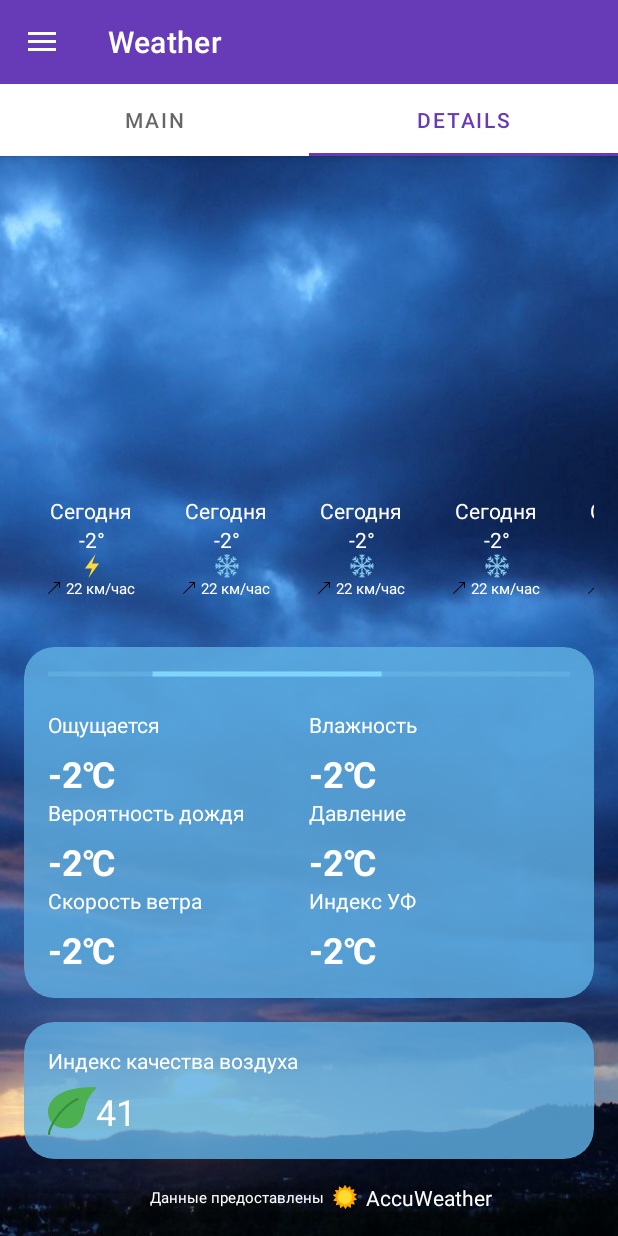
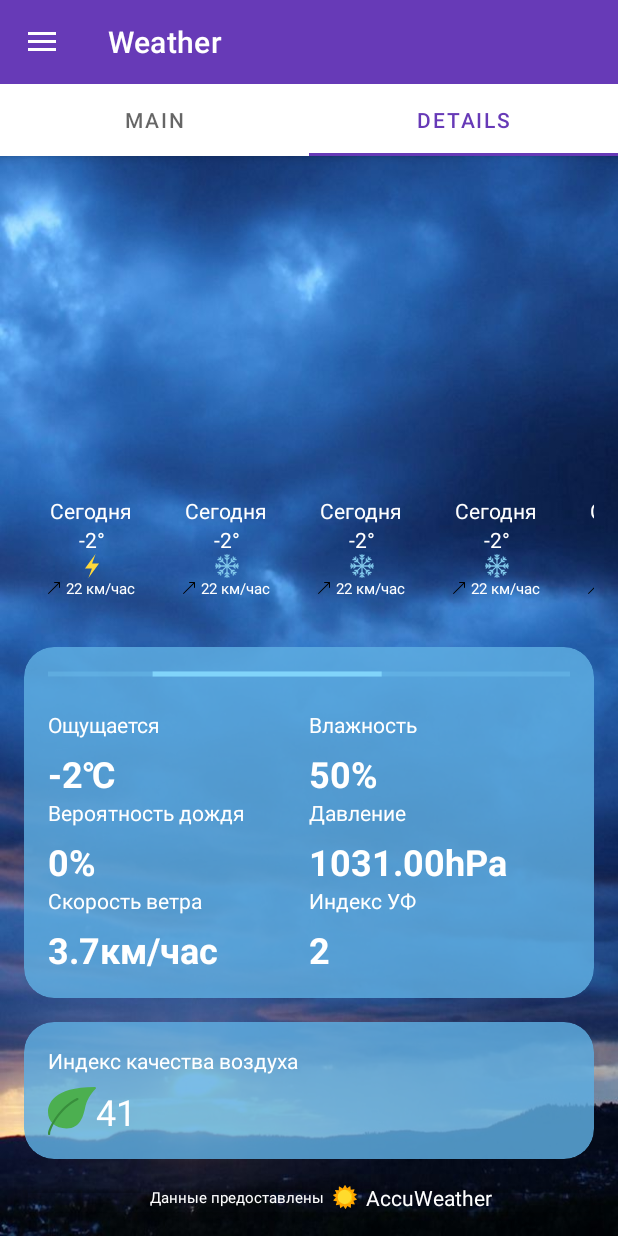
Before and after one commit to sk65/weather, an Android app: the MainFragment screen opened directly, with no data from a screen before it, tab 2 chosen, on a phone screen of 412 x 824 dp. Run offline under Robolectric (Android 15) with nearby library versions, the phone set to English and light mode, and no system bars.

Commit message:
add models

```diff
--- a/app/src/main/java/com/example/tabtest/adapter/GridViewAdapter.java
+++ b/app/src/main/java/com/example/tabtest/adapter/GridViewAdapter.java
@@ -8,20 +8,23 @@ import android.widget.BaseAdapter;
 import android.widget.TextView;
 
 import com.example.tabtest.R;
+import com.example.tabtest.model.WeatherParamCardModel;
+
+import java.util.ArrayList;
 
 public class GridViewAdapter extends BaseAdapter {
     private Context context;
-    private String[] weatherDescription;
+    private ArrayList<WeatherParamCardModel> models;
     private LayoutInflater inflater;
 
-    public GridViewAdapter(Context context, String[] numberWord) {
+    public GridViewAdapter(Context context, ArrayList<WeatherParamCardModel> models) {
         this.context = context;
-        this.weatherDescription = numberWord;
+        this.models = models;
     }
 
     @Override
     public int getCount() {
-        return weatherDescription.length;
+        return models.size();
     }
 
     @Override
@@ -40,12 +43,12 @@ public class GridViewAdapter extends BaseAdapter {
             inflater = (LayoutInflater) context.getSystemService(Context.LAYOUT_INFLATER_SERVICE);
         }
         if (convertView == null) {
-            convertView = inflater.inflate(R.layout.row_item, null);
+            convertView = inflater.inflate(R.layout.grid_view_row_item, null);
         }
-        TextView textView = convertView.findViewById(R.id.textView_rowItem_weatherDesc);
-        TextView textView1 = convertView.findViewById(R.id.textView_rowItem_airTemp);
-        textView.setText(weatherDescription[position]);
-        textView1.setText("-2℃");
+        TextView textViewWeatherDescription = convertView.findViewById(R.id.textView_rowItem_weatherDesc);
+        TextView textViewWeatherParam = convertView.findViewById(R.id.textView_rowItem_weatherParam);
+        textViewWeatherDescription.setText(models.get(position).getWeatherDescription());
+        textViewWeatherParam.setText(models.get(position).getWeatherParam());
         return convertView;
     }
 }
--- a/app/src/main/java/com/example/tabtest/adapter/HorizontalRecyclerViewAdapter.java
+++ b/app/src/main/java/com/example/tabtest/adapter/HorizontalRecyclerViewAdapter.java
@@ -11,14 +11,17 @@ import androidx.annotation.NonNull;
 import androidx.recyclerview.widget.RecyclerView;
 
 import com.example.tabtest.R;
+import com.example.tabtest.model.DayWeatherCardModel;
+
+import java.util.ArrayList;
 
 public class HorizontalRecyclerViewAdapter extends RecyclerView.Adapter<HorizontalRecyclerViewAdapter.MyViewHolder> {
     private Context context;
-    private int[] weatherIcons;
+    ArrayList<DayWeatherCardModel> cardModels;
 
-    public HorizontalRecyclerViewAdapter(Context context, int[] weatherIcons) {
+    public HorizontalRecyclerViewAdapter(Context context, ArrayList<DayWeatherCardModel> cardModels) {
         this.context = context;
-        this.weatherIcons = weatherIcons;
+        this.cardModels = cardModels;
     }
 
     @NonNull
@@ -31,17 +34,16 @@ public class HorizontalRecyclerViewAdapter extends RecyclerView.Adapter<Horizont
 
     @Override
     public void onBindViewHolder(@NonNull MyViewHolder holder, int position) {
-        holder.imageViewWeatherIcon.setImageResource(weatherIcons[position]);
-        holder.imageViewWindDirection.setImageResource(R.drawable.ic_diagonal_arrow);
-        holder.textViewCurrentTime.setText("Сегодня");
-        holder.textViewCurrentTimeTemperature.setText("-2°");
-        holder.textViewCurrentWindSpeed.setText("22 км/час");
-
+        holder.imageViewWeatherIcon.setImageResource(cardModels.get(position).getImageViewWeatherIcon());
+        holder.imageViewWindDirection.setImageResource(cardModels.get(position).getImageViewWindDirection());
+        holder.textViewCurrentTime.setText(cardModels.get(position).getTextViewCurrentTime());
+        holder.textViewCurrentTimeTemperature.setText(cardModels.get(position).getTextViewCurrentTimeTemperature());
+        holder.textViewCurrentWindSpeed.setText(cardModels.get(position).getTextViewCurrentWindSpeed());
     }
 
     @Override
     public int getItemCount() {
-        return weatherIcons.length;
+        return cardModels.size();
     }
 
     static class MyViewHolder extends RecyclerView.ViewHolder {
--- a/app/src/main/java/com/example/tabtest/adapter/VerticalRecyclerViewAdapter.java
+++ b/app/src/main/java/com/example/tabtest/adapter/VerticalRecyclerViewAdapter.java
@@ -11,18 +11,16 @@ import androidx.annotation.NonNull;
 import androidx.recyclerview.widget.RecyclerView;
 
 import com.example.tabtest.R;
+import com.example.tabtest.model.WeekWeatherCardModel;
+
+import java.util.ArrayList;
 
 public class VerticalRecyclerViewAdapter extends RecyclerView.Adapter<VerticalRecyclerViewAdapter.MyViewHolder> {
-
-    private String[] daysOfWeek;
-    private String[] weatherDescription;
-    private int[] weatherIcons;
+    private final ArrayList<WeekWeatherCardModel> model;
     private final Context context;
 
-    public VerticalRecyclerViewAdapter(Context context, String[] daysOfWeek, String[] weatherDescription, int[] weatherIcons) {
-        this.daysOfWeek = daysOfWeek;
-        this.weatherDescription = weatherDescription;
-        this.weatherIcons = weatherIcons;
+    public VerticalRecyclerViewAdapter(Context context, ArrayList<WeekWeatherCardModel> model) {
+        this.model = model;
         this.context = context;
     }
 
@@ -36,23 +34,22 @@ public class VerticalRecyclerViewAdapter extends RecyclerView.Adapter<VerticalRe
 
     @Override
     public void onBindViewHolder(@NonNull MyViewHolder holder, int position) {
-        holder.weatherDesc.setText(weatherDescription[position]);
-        holder.dayOfWeek.setText(daysOfWeek[position]);
-        holder.temperatureHolder.setText("-2°  /  -6° ");
-        holder.icon.setImageResource(weatherIcons[position]);
+        holder.weatherDesc.setText(model.get(position).getWeatherDesc());
+        holder.dayOfWeek.setText(model.get(position).getDayOfWeek());
+        holder.temperatureHolder.setText(model.get(position).getTemperatureHolder());
+        holder.icon.setImageResource(model.get(position).getIcon());
     }
 
     @Override
     public int getItemCount() {
-        return daysOfWeek.length;
+        return model.size();
     }
 
     static class MyViewHolder extends RecyclerView.ViewHolder {
-
-        private TextView weatherDesc;
-        private TextView temperatureHolder;
-        private TextView dayOfWeek;
-        private ImageView icon;
+        private final TextView weatherDesc;
+        private final TextView temperatureHolder;
+        private final TextView dayOfWeek;
+        private final ImageView icon;
 
         public MyViewHolder(@NonNull View itemView) {
             super(itemView);
--- a/app/src/main/java/com/example/tabtest/fragment/DetailsFragment.java
+++ b/app/src/main/java/com/example/tabtest/fragment/DetailsFragment.java
@@ -22,6 +22,12 @@ import android.widget.Toast;
 import com.example.tabtest.R;
 import com.example.tabtest.adapter.HorizontalRecyclerViewAdapter;
 import com.example.tabtest.adapter.GridViewAdapter;
+import com.example.tabtest.model.DayWeatherCardModel;
+import com.example.tabtest.model.WeatherParamCardModel;
+
+import org.jetbrains.annotations.NotNull;
+
+import java.util.ArrayList;
 
 public class DetailsFragment extends Fragment {
     public static final String TAG = "DetailsFragmentTag";
@@ -30,42 +36,63 @@ public class DetailsFragment extends Fragment {
     private ProgressBar progressBar;
     private ObjectAnimator objectAnimator;
     private GridView gridView;
+    private String[] gridViewDetailsValues;
     private String[] weatherDescription;
-    private final int[] weatherIcons = {
-            R.drawable.ic__02_light,
-            R.drawable.ic__03_snowflake,
-            R.drawable.ic__03_snowflake,
-            R.drawable.ic__03_snowflake,
-            R.drawable.ic__04_water,
-            R.drawable.ic__04_water,
-            R.drawable.ic__04_water,
-            R.drawable.ic_sunny,
-            R.drawable.ic_sunny,
-            R.drawable.ic_sunny,
-            R.drawable.ic_sunny,
-    };
+    private int[] weatherIcons;
+    private ArrayList<DayWeatherCardModel> dayWeatherCardModels;
+    private ArrayList<WeatherParamCardModel> weatherParamCardModels;
 
     @Override
-
     public void onCreate(Bundle savedInstanceState) {
         super.onCreate(savedInstanceState);
     }
 
     @Override
-    public View onCreateView(LayoutInflater inflater, ViewGroup container,
+    public View onCreateView(@NotNull LayoutInflater inflater, ViewGroup container,
                              Bundle savedInstanceState) {
         weatherDescription = getResources().getStringArray(R.array.weather_parameters);
+        weatherIcons = new int[]{
+                R.drawable.ic__02_light,
+                R.drawable.ic__03_snowflake,
+                R.drawable.ic__03_snowflake,
+                R.drawable.ic__03_snowflake,
+                R.drawable.ic__04_water,
+                R.drawable.ic__04_water,
+                R.drawable.ic__04_water,
+                R.drawable.ic_sunny,
+                R.drawable.ic_sunny,
+                R.drawable.ic_sunny,
+                R.drawable.ic_sunny,
+        };
+        gridViewDetailsValues = getResources().getStringArray(R.array.grid_view_details_values);
+        weatherParamCardModels = new ArrayList<>(weatherDescription.length);
+        dayWeatherCardModels = new ArrayList<>(weatherIcons.length);
+        for (int weatherIcon : weatherIcons) {
+            DayWeatherCardModel model = new DayWeatherCardModel(
+                    "Сегодня",
+                    "-2°",
+                    "22 км/час",
+                    weatherIcon,
+                    R.drawable.ic_diagonal_arrow
+            );
+            dayWeatherCardModels.add(model);
+        }
+        for (int i = 0; i < weatherDescription.length; i++) {
+            WeatherParamCardModel model = new WeatherParamCardModel(
+                    weatherDescription[i],
+                    gridViewDetailsValues[i]
+            );
+            weatherParamCardModels.add(model);
+        }
         return inflater.inflate(R.layout.fragment_details, container, false);
     }
 
     @Override
     public void onViewCreated(@NonNull View view, @Nullable Bundle savedInstanceState) {
         super.onViewCreated(view, savedInstanceState);
-
         initGridView(view);
         initProgressBar(view);
         initRecyclerView(view);
-
     }
 
     private void initRecyclerView(View view) {
@@ -75,13 +102,13 @@ public class DetailsFragment extends Fragment {
         recyclerView.setLayoutManager(layoutManager);
         recyclerView.setItemAnimator(new DefaultItemAnimator());
         recyclerView.setHasFixedSize(true);
-        adapter = new HorizontalRecyclerViewAdapter(getContext(), weatherIcons);
+        adapter = new HorizontalRecyclerViewAdapter(getContext(), dayWeatherCardModels);
         recyclerView.setAdapter(adapter);
     }
 
     private void initGridView(View view) {
         gridView = view.findViewById(R.id.gridView_fragmentDetails);
-        GridViewAdapter gridViewAdapter = new GridViewAdapter(getContext(), weatherDescription);
+        GridViewAdapter gridViewAdapter = new GridViewAdapter(getContext(), weatherParamCardModels);
         gridView.setAdapter(gridViewAdapter);
     }
 
--- a/app/src/main/java/com/example/tabtest/fragment/MainFragment.java
+++ b/app/src/main/java/com/example/tabtest/fragment/MainFragment.java
@@ -17,18 +17,19 @@ import com.example.tabtest.R;
 import com.example.tabtest.adapter.VerticalRecyclerViewAdapter;
 import com.example.tabtest.model.WeekWeatherCardModel;
 
+import org.jetbrains.annotations.NotNull;
+
 import java.util.ArrayList;
 
 
 public class MainFragment extends Fragment {
     public static final String TAG = "MainFragmentTag";
-    private LinearLayoutManager manager = new LinearLayoutManager(getContext());
+    private final LinearLayoutManager manager = new LinearLayoutManager(getContext());
     private RecyclerView recyclerView;
     private VerticalRecyclerViewAdapter viewAdapter;
     private String[] daysOfWeek;
     private String[] weatherDescription;
-    private int[] weatherIcons;
-    private ArrayList<WeekWeatherCardModel> model;
+    private ArrayList<WeekWeatherCardModel> weekWeatherCardModels;
 
     @Override
     public void onCreate(Bundle savedInstanceState) {
@@ -36,11 +37,11 @@ public class MainFragment extends Fragment {
     }
 
     @Override
-    public View onCreateView(LayoutInflater inflater, ViewGroup container,
+    public View onCreateView(@NotNull LayoutInflater inflater, ViewGroup container,
                              Bundle savedInstanceState) {
         daysOfWeek = getResources().getStringArray(R.array.days_of_the_week);
         weatherDescription = getResources().getStringArray(R.array.weather_description);
-        weatherIcons = new int[]{
+        int[] weatherIcons = new int[]{
                 R.drawable.ic__02_light,
                 R.drawable.ic__03_snowflake,
                 R.drawable.ic__04_water,
@@ -49,7 +50,7 @@ public class MainFragment extends Fragment {
                 R.drawable.ic_sunny,
                 R.drawable.ic_sunny,
         };
-        model = new ArrayList<>();
+        weekWeatherCardModels = new ArrayList<>();
         for (int i = 0; i < weatherIcons.length; i++) {
             WeekWeatherCardModel cardModel = new WeekWeatherCardModel(
                     weatherDescription[i],
@@ -57,7 +58,7 @@ public class MainFragment extends Fragment {
                     daysOfWeek[i],
                     weatherIcons[i]
             );
-            model.add(cardModel);
+            weekWeatherCardModels.add(cardModel);
         }
         return inflater.inflate(R.layout.fragment_main, container, false);
     }
@@ -70,7 +71,7 @@ public class MainFragment extends Fragment {
         recyclerView.setLayoutManager(manager);
         recyclerView.setHasFixedSize(true);
 
-        viewAdapter = new VerticalRecyclerViewAdapter(getContext(), daysOfWeek, weatherDescription, weatherIcons);
+        viewAdapter = new VerticalRecyclerViewAdapter(getContext(), weekWeatherCardModels);
         recyclerView.setAdapter(viewAdapter);
 
         super.onViewCreated(view, savedInstanceState);
--- a/app/src/main/java/com/example/tabtest/model/DayWeatherCardModel.java
+++ b/app/src/main/java/com/example/tabtest/model/DayWeatherCardModel.java
@@ -4,17 +4,17 @@ import android.widget.ImageView;
 import android.widget.TextView;
 
 public class DayWeatherCardModel {
-    private TextView textViewCurrentTime;
-    private TextView textViewCurrentTimeTemperature;
-    private TextView textViewCurrentWindSpeed;
-    private ImageView imageViewWeatherIcon;
-    private ImageView imageViewWindDirection;
+    private String textViewCurrentTime;
+    private String textViewCurrentTimeTemperature;
+    private String textViewCurrentWindSpeed;
+    private int imageViewWeatherIcon;
+    private int imageViewWindDirection;
 
-    public DayWeatherCardModel(TextView textViewCurrentTime,
-                               TextView textViewCurrentTimeTemperature,
-                               TextView textViewCurrentWindSpeed,
-                               ImageView imageViewWeatherIcon,
-                               ImageView imageViewWindDirection) {
+    public DayWeatherCardModel(String textViewCurrentTime,
+                               String textViewCurrentTimeTemperature,
+                               String textViewCurrentWindSpeed,
+                               int imageViewWeatherIcon,
+                               int imageViewWindDirection) {
         this.textViewCurrentTime = textViewCurrentTime;
         this.textViewCurrentTimeTemperature = textViewCurrentTimeTemperature;
         this.textViewCurrentWindSpeed = textViewCurrentWindSpeed;
@@ -22,23 +22,23 @@ public class DayWeatherCardModel {
         this.imageViewWindDirection = imageViewWindDirection;
     }
 
-    public TextView getTextViewCurrentTime() {
+    public String getTextViewCurrentTime() {
         return textViewCurrentTime;
     }
 
-    public TextView getTextViewCurrentTimeTemperature() {
+    public String getTextViewCurrentTimeTemperature() {
         return textViewCurrentTimeTemperature;
     }
 
-    public TextView getTextViewCurrentWindSpeed() {
+    public String getTextViewCurrentWindSpeed() {
         return textViewCurrentWindSpeed;
     }
 
-    public ImageView getImageViewWeatherIcon() {
+    public int getImageViewWeatherIcon() {
         return imageViewWeatherIcon;
     }
 
-    public ImageView getImageViewWindDirection() {
+    public int getImageViewWindDirection() {
         return imageViewWindDirection;
     }
 }
--- /dev/null
+++ b/app/src/main/java/com/example/tabtest/model/WeatherParamCardModel.java
@@ -0,0 +1,19 @@
+package com.example.tabtest.model;
+
+public class WeatherParamCardModel {
+    private String weatherDescription;
+    private String weatherParam;
+
+    public WeatherParamCardModel(String weatherDescription, String weatherParam) {
+        this.weatherDescription = weatherDescription;
+        this.weatherParam = weatherParam;
+    }
+
+    public String getWeatherDescription() {
+        return weatherDescription;
+    }
+
+    public String getWeatherParam() {
+        return weatherParam;
+    }
+}
--- a/app/src/main/res/layout/row_item.xml
+++ b/app/src/main/res/layout/grid_view_row_item.xml
@@ -16,7 +16,7 @@
         android:textColor="@color/white" />
 
     <TextView
-        android:id="@+id/textView_rowItem_airTemp"
+        android:id="@+id/textView_rowItem_weatherParam"
         android:layout_width="wrap_content"
         android:layout_height="wrap_content"
         android:layout_marginTop="26dp"
```
